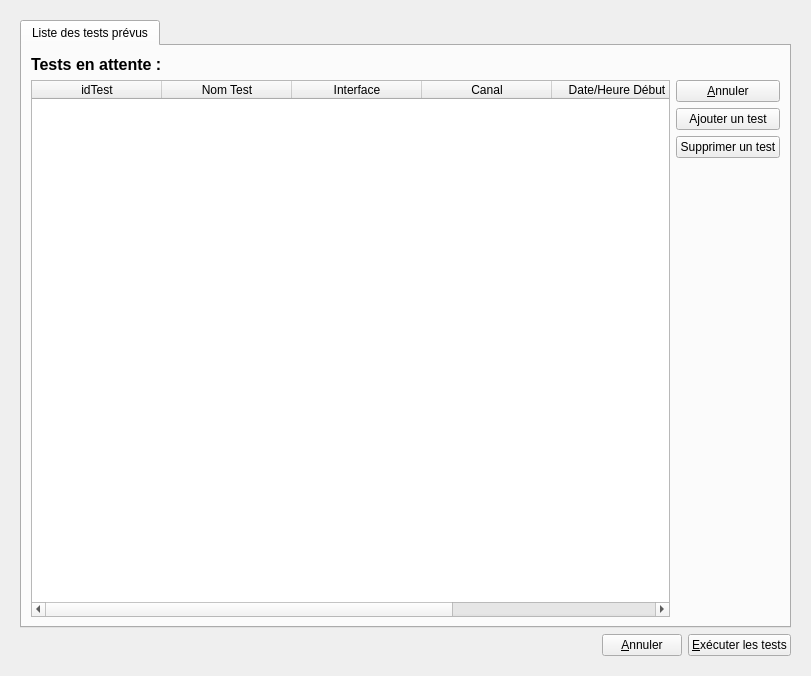
Qt form et_listeattentetests.ui (InformatiqueAtmoNA/tam) before a commit.
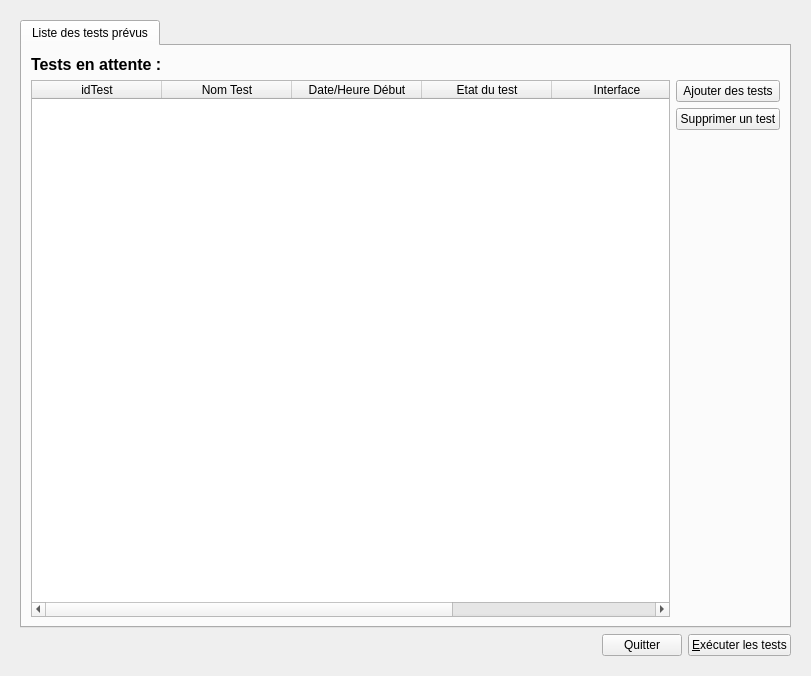
The same form after that commit.

Patch:
```diff
--- a/et_listeattentetests.ui
+++ b/et_listeattentetests.ui
@@ -46,7 +46,7 @@
          <item>
           <widget class="QPushButton" name="button_Annuler">
            <property name="text">
-            <string>&amp;Annuler</string>
+            <string>Quitter</string>
            </property>
           </widget>
          </item>
@@ -110,16 +110,6 @@
                <string>Nom Test</string>
               </property>
              </column>
-             <column>
-              <property name="text">
-               <string>Interface</string>
-              </property>
-             </column>
-             <column>
-              <property name="text">
-               <string>Canal</string>
-              </property>
-             </column>
              <column>
               <property name="text">
                <string>Date/Heure Début</string>
@@ -130,21 +120,24 @@
                <string>Etat du test</string>
               </property>
              </column>
+             <column>
+              <property name="text">
+               <string>Interface</string>
+              </property>
+             </column>
+             <column>
+              <property name="text">
+               <string>Canal</string>
+              </property>
+             </column>
             </widget>
            </item>
            <item row="1" column="1">
             <layout class="QVBoxLayout" name="verticalLayout">
-             <item>
-              <widget class="QPushButton" name="button_Annuler_2">
-               <property name="text">
-                <string>&amp;Annuler</string>
-               </property>
-              </widget>
-             </item>
              <item>
               <widget class="QPushButton" name="button_AjouterTest">
                <property name="text">
-                <string>Ajouter un test</string>
+                <string>Ajouter des tests</string>
                </property>
               </widget>
              </item>
```
Left out of the diff: 3 changed lines with no effect on the pictures.
